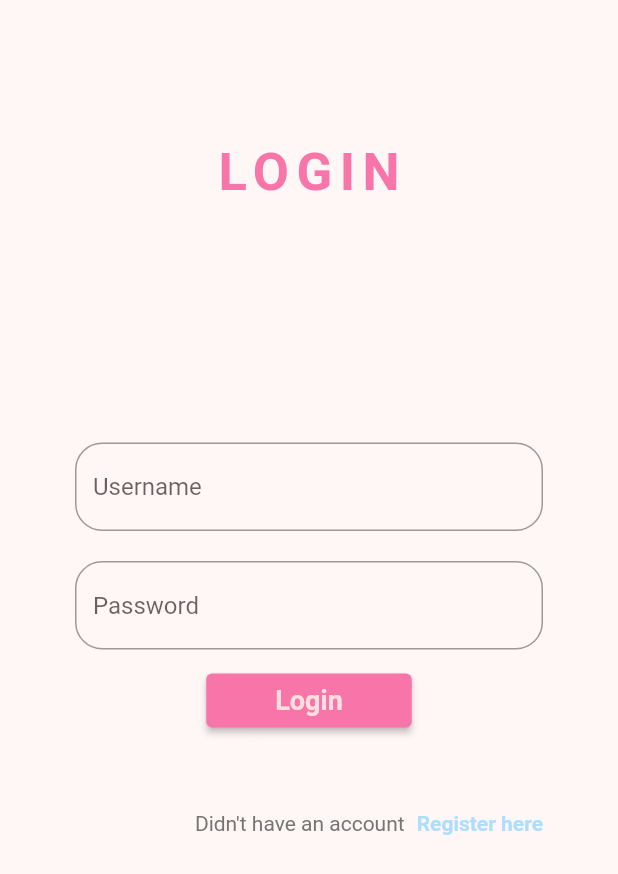
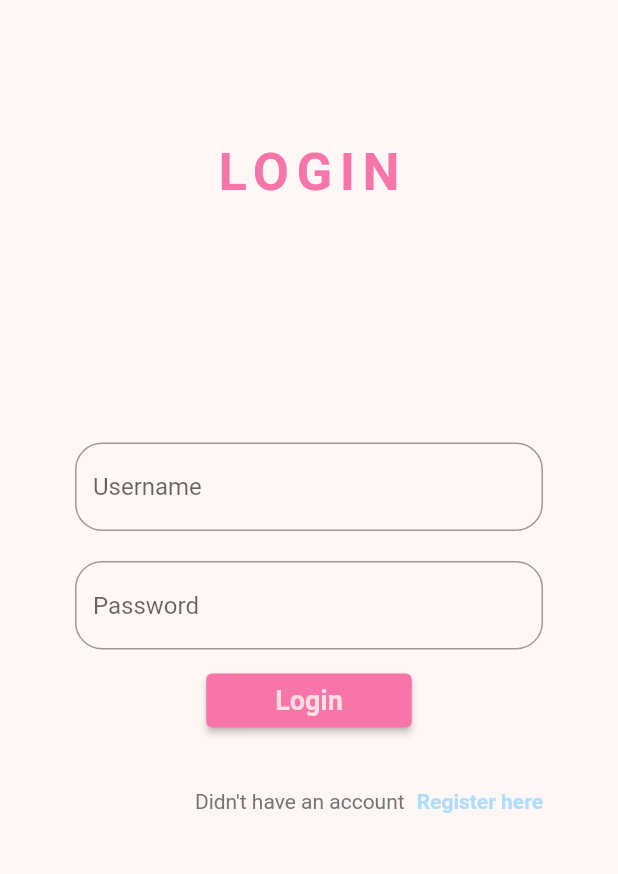
Before and after one commit to insfirred/handl-social-media-app-, a Flutter app: the screen it shows after launch, on a phone screen of 412 x 824 dp. Shown: the top 874 px of the screen. Run offline on Flutter 3.47's test engine with Material 2 defaults, Android fonts, the phone set to English and light mode, and no system bars; our stand-ins replace auto_route, firebase_auth, firebase_core, flutter_riverpod, freezed_annotation, google_fonts and 1 more; accounts and stored records are empty; Roboto replaces fonts that are missing (Dosis).

```diff
--- a/lib/scr/ui/auth/auth_view.dart
+++ b/lib/scr/ui/auth/auth_view.dart
@@ -1,16 +1,22 @@
 import 'package:auto_route/auto_route.dart';
 import 'package:flutter/material.dart';
+import 'package:flutter_riverpod/flutter_riverpod.dart';
 import 'package:google_fonts/google_fonts.dart';
+import 'package:social_media/scr/ui/auth/auth_view_model.dart';
 
 import '../../constants/colors.dart';
-import '../common_components/text_field.dart';
+import 'views/login_view.dart';
+import 'views/register_view.dart';
 
 @RoutePage()
-class AuthView extends StatelessWidget {
+class AuthView extends ConsumerWidget {
   const AuthView({super.key});
 
   @override
-  Widget build(BuildContext context) {
+  Widget build(BuildContext context, WidgetRef ref) {
+    final activeScreen = ref.watch(
+      authViewModelProvider.select((_) => _.activeScreen),
+    );
     return Scaffold(
       body: SafeArea(
         child: SizedBox(
@@ -26,7 +32,9 @@ class AuthView extends StatelessWidget {
                     child: Hero(
                       tag: 'Handl',
                       child: Text(
-                        'LOGIN',
+                        activeScreen == AuthPageScreen.login
+                            ? 'LOGIN'
+                            : 'REGISTER',
                         style: GoogleFonts.dosis(
                           letterSpacing: 5,
                           color: primaryColor,
@@ -39,58 +47,9 @@ class AuthView extends StatelessWidget {
                 ),
                 Expanded(
                   flex: 3,
-                  child: SingleChildScrollView(
-                    child: Column(
-                      mainAxisAlignment: MainAxisAlignment.center,
-                      children: [
-                        const SizedBox(height: 80),
-                        const TextFieldHandl(
-                          hint: 'Username',
-                        ),
-                        const SizedBox(height: 20),
-                        const TextFieldHandl(
-                          hint: 'Password',
-                        ),
-                        const SizedBox(height: 10),
-                        ElevatedButton(
-                          onPressed: () {},
-                          child: Padding(
-                            padding: const EdgeInsets.symmetric(horizontal: 30),
-                            child: Text(
-                              'Login',
-                              style: GoogleFonts.dosis(
-                                fontSize: 18,
-                                color: const Color(0xFFFFDFDF),
-                                fontWeight: FontWeight.bold,
-                              ),
-                            ),
-                          ),
-                        ),
-                        const SizedBox(height: 50),
-                        Padding(
-                          padding: const EdgeInsets.symmetric(horizontal: 50),
-                          child: Row(
-                            mainAxisAlignment: MainAxisAlignment.end,
-                            children: [
-                              Text(
-                                'Didn\'t have an account',
-                                style:
-                                    GoogleFonts.dosis(color: Colors.grey[600]),
-                              ),
-                              const SizedBox(width: 8),
-                              Text(
-                                'Register here',
-                                style: GoogleFonts.dosis(
-                                  fontWeight: FontWeight.bold,
-                                  color: secondaryColor,
-                                ),
-                              ),
-                            ],
-                          ),
-                        ),
-                      ],
-                    ),
-                  ),
+                  child: activeScreen == AuthPageScreen.login
+                      ? const LoginView()
+                      : const RegisterView(),
                 ),
               ],
             ),
@@ -100,31 +59,3 @@ class AuthView extends StatelessWidget {
     );
   }
 }
-
-class CurvePainter extends CustomPainter {
-  @override
-  void paint(Canvas canvas, Size size) {
-    var paint = Paint();
-    paint.color = const Color(0xFFFFDFDF);
-    paint.style = PaintingStyle.fill;
-
-    var path = Path();
-
-    path.moveTo(0, size.height * 0.15);
-    path.quadraticBezierTo(
-      size.width / 2,
-      size.height / 4,
-      size.width,
-      size.height * 0.15,
-    );
-    path.lineTo(size.width, 0);
-    path.lineTo(0, 0);
-
-    canvas.drawPath(path, paint);
-  }
-
-  @override
-  bool shouldRepaint(CustomPainter oldDelegate) {
-    return true;
-  }
-}
--- /dev/null
+++ b/lib/scr/ui/auth/views/login_view.dart
@@ -0,0 +1,102 @@
+import 'package:flutter/material.dart';
+import 'package:flutter_riverpod/flutter_riverpod.dart';
+import 'package:google_fonts/google_fonts.dart';
+
+import '../../../constants/colors.dart';
+import '../../common_components/text_field.dart';
+import '../auth_view_model.dart';
+
+class LoginView extends ConsumerWidget {
+  const LoginView({
+    super.key,
+  });
+
+  @override
+  Widget build(BuildContext context, WidgetRef ref) {
+    return SingleChildScrollView(
+      child: Column(
+        mainAxisAlignment: MainAxisAlignment.center,
+        children: [
+          const SizedBox(height: 80),
+          const TextFieldHandl(
+            hint: 'Username',
+          ),
+          const SizedBox(height: 20),
+          const TextFieldHandl(
+            hint: 'Password',
+          ),
+          const SizedBox(height: 10),
+          ElevatedButton(
+            onPressed: () {},
+            child: Padding(
+              padding: const EdgeInsets.symmetric(horizontal: 30),
+              child: Text(
+                'Login',
+                style: GoogleFonts.dosis(
+                  fontSize: 18,
+                  color: const Color(0xFFFFDFDF),
+                  fontWeight: FontWeight.bold,
+                ),
+              ),
+            ),
+          ),
+          const SizedBox(height: 35),
+          Padding(
+            padding: const EdgeInsets.symmetric(horizontal: 50),
+            child: Row(
+              mainAxisAlignment: MainAxisAlignment.end,
+              children: [
+                Text(
+                  'Didn\'t have an account',
+                  style: GoogleFonts.dosis(color: Colors.grey[600]),
+                ),
+                const SizedBox(width: 8),
+                GestureDetector(
+                  behavior: HitTestBehavior.opaque,
+                  onTap: () => ref
+                      .read(authViewModelProvider.notifier)
+                      .setAuthPageScreen(AuthPageScreen.register),
+                  child: Text(
+                    'Register here',
+                    style: GoogleFonts.dosis(
+                      fontWeight: FontWeight.bold,
+                      color: secondaryColor,
+                    ),
+                  ),
+                ),
+              ],
+            ),
+          ),
+        ],
+      ),
+    );
+  }
+}
+
+class CurvePainter extends CustomPainter {
+  @override
+  void paint(Canvas canvas, Size size) {
+    var paint = Paint();
+    paint.color = const Color(0xFFFFDFDF);
+    paint.style = PaintingStyle.fill;
+
+    var path = Path();
+
+    path.moveTo(0, size.height * 0.15);
+    path.quadraticBezierTo(
+      size.width / 2,
+      size.height / 4,
+      size.width,
+      size.height * 0.15,
+    );
+    path.lineTo(size.width, 0);
+    path.lineTo(0, 0);
+
+    canvas.drawPath(path, paint);
+  }
+
+  @override
+  bool shouldRepaint(CustomPainter oldDelegate) {
+    return true;
+  }
+}
```
Also changed, not shown: lib/scr/ui/auth/auth_view_model.dart (added, +189 -0 lines), lib/scr/ui/auth/views/register_view.dart (added, +78 -0 lines), lib/scr/ui/auth/auth_view_model.freezed.dart (added).
